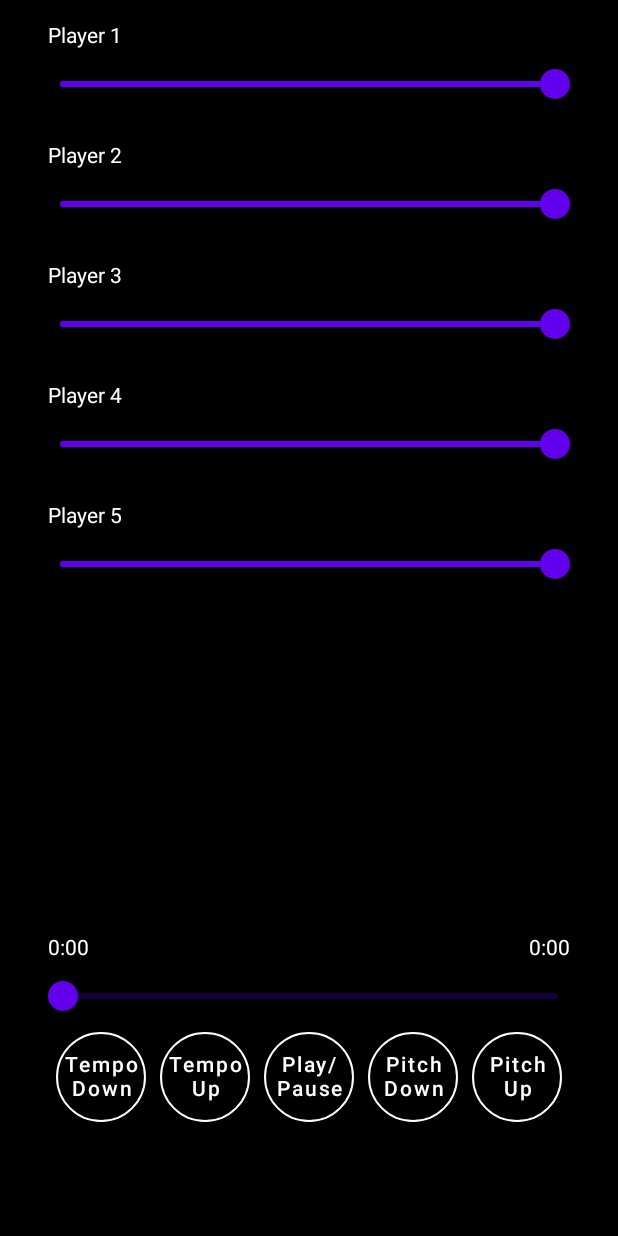
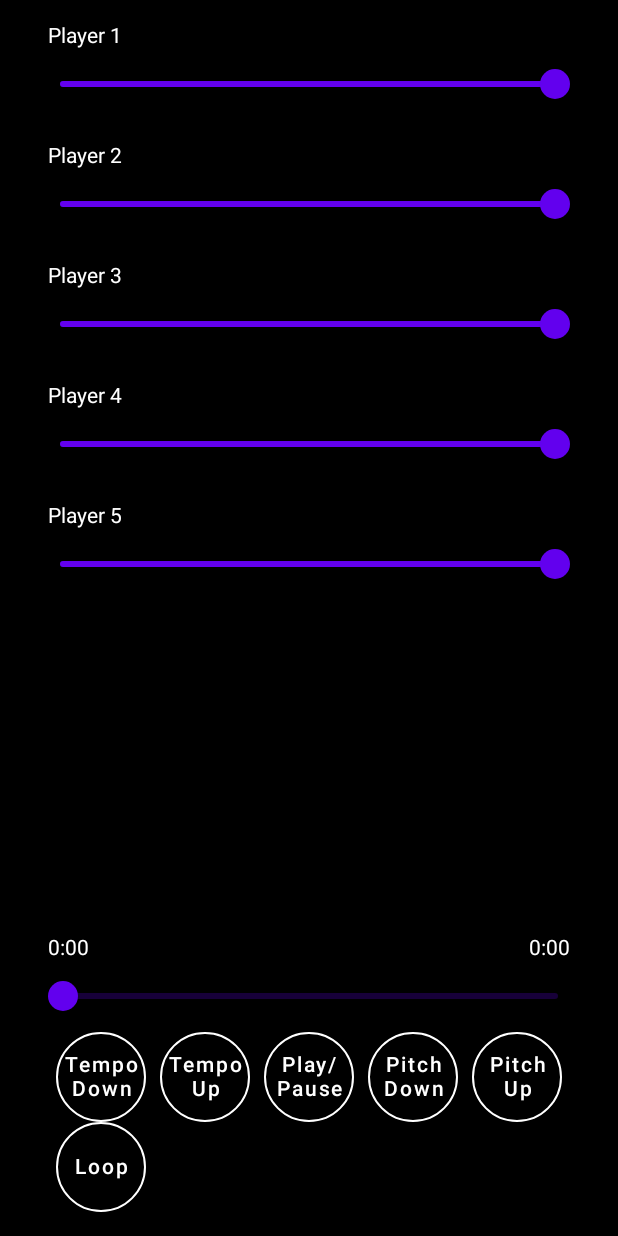
Before and after one commit to stephandue/multitrackplayer, an Android app built with Jetpack Compose: the screen it shows after launch (MainActivity), on a phone screen of 412 x 824 dp. Run offline under Robolectric (Android 15) with nearby library versions, the phone set to English and light mode, and no system bars; 1 statement that could not run was skipped.

Commit message:
Added Loop-Button and function

```diff
--- a/app/src/main/java/com/stephanduechtel/multitrackplayer/MainActivity.kt
+++ b/app/src/main/java/com/stephanduechtel/multitrackplayer/MainActivity.kt
@@ -157,6 +157,17 @@ fun Greeting(name: String, modifier: Modifier = Modifier) {
                             TextButton(label = "Pitch Down", onClick = { viewModel.pitchDown() })
                             TextButton(label = "Pitch Up", onClick = { viewModel.pitchUp() })
                         }
+
+                        Row(
+                            modifier = Modifier
+                                .fillMaxWidth()
+                                .padding(horizontal = 5.dp),
+                            horizontalArrangement = Arrangement.SpaceBetween,
+                            verticalAlignment = Alignment.CenterVertically
+                        ) {
+                            TextButton(label = "Loop", onClick = { viewModel.loop() })
+                        }
+
                     }
                 }
             }
```
Also changed, not shown: app/src/main/java/com/stephanduechtel/multitrackplayer/PlayerViewModel.kt (+40 -0 lines).
